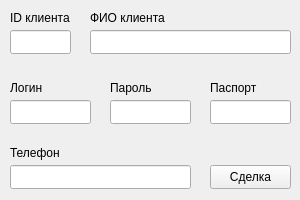
Above: 3sem/ПнаЯВУ/KURSOVOI/kursovoi/makedeal.ui from mxrpheus6/bsuirLabs before the change. Below: the same form after it.
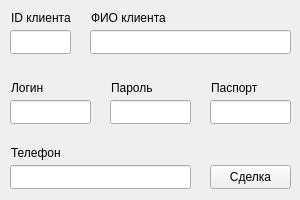
That is the form after the change.

The edit to the form file:
```diff
--- a/3sem/ПнаЯВУ/KURSOVOI/kursovoi/makedeal.ui
+++ b/3sem/ПнаЯВУ/KURSOVOI/kursovoi/makedeal.ui
@@ -16,7 +16,7 @@
   <widget class="QLabel" name="label">
    <property name="geometry">
     <rect>
-     <x>10</x>
+     <x>11</x>
      <y>10</y>
      <width>61</width>
      <height>16</height>
@@ -39,7 +39,7 @@
   <widget class="QLabel" name="label_2">
    <property name="geometry">
     <rect>
-     <x>90</x>
+     <x>91</x>
      <y>10</y>
      <width>81</width>
      <height>16</height>
@@ -62,7 +62,7 @@
   <widget class="QLabel" name="label_3">
    <property name="geometry">
     <rect>
-     <x>10</x>
+     <x>11</x>
      <y>80</y>
      <width>61</width>
      <height>16</height>
@@ -85,7 +85,7 @@
   <widget class="QLabel" name="label_4">
    <property name="geometry">
     <rect>
-     <x>110</x>
+     <x>111</x>
      <y>80</y>
      <width>61</width>
      <height>16</height>
@@ -108,7 +108,7 @@
   <widget class="QLabel" name="label_5">
    <property name="geometry">
     <rect>
-     <x>210</x>
+     <x>211</x>
      <y>80</y>
      <width>101</width>
      <height>16</height>
@@ -131,7 +131,7 @@
   <widget class="QLabel" name="label_6">
    <property name="geometry">
     <rect>
-     <x>10</x>
+     <x>11</x>
      <y>145</y>
      <width>61</width>
      <height>16</height>
```
Left out of the diff: 17 changed lines with no effect on the pictures.
